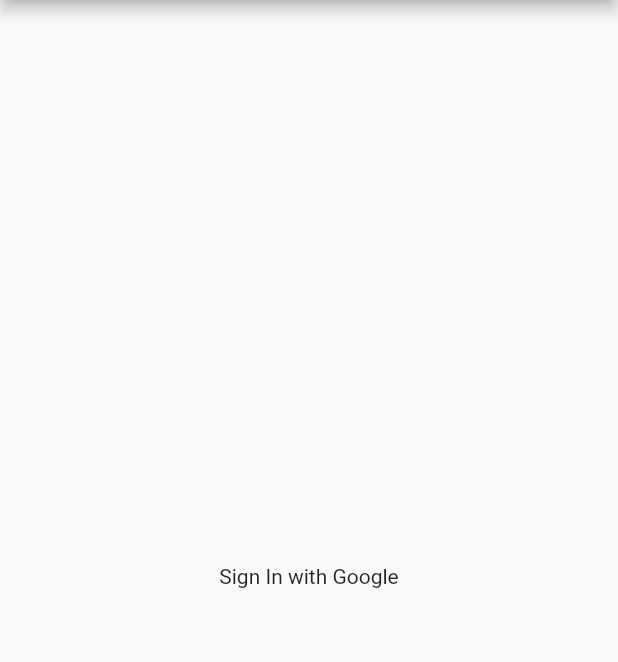
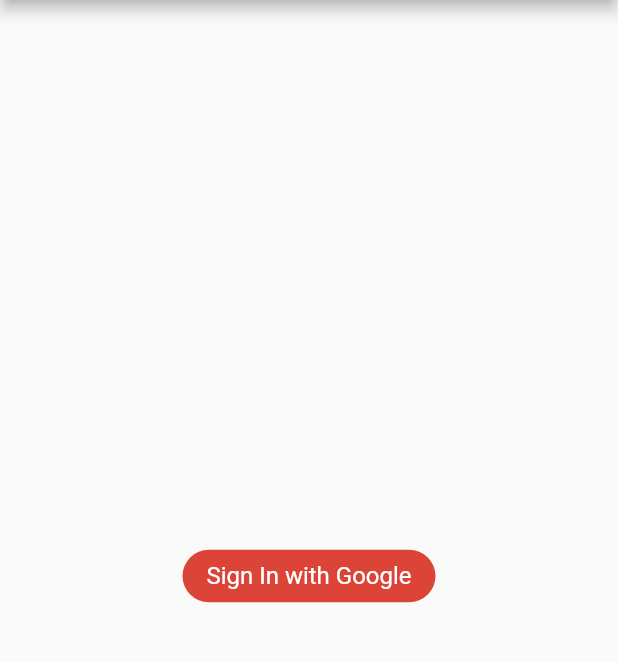
Before and after one commit to vickysingh07/messenger_app, a Flutter app: the screen it shows after launch, on a phone screen of 412 x 824 dp, the part 84-746 px from its top. Run offline on Flutter 3.47's test engine with Material 2 defaults, Android fonts, the phone set to English and light mode, and no system bars; our stand-ins replace cloud_firestore, firebase_auth, firebase_core, google_sign_in, shared_preferences; accounts and stored records are empty.

Commit message:
fourth Commit

```diff
--- a/lib/main.dart
+++ b/lib/main.dart
@@ -1,5 +1,7 @@
 import 'package:firebase_core/firebase_core.dart';
 import 'package:flutter/material.dart';
+import 'package:messenger_app/services/auth.dart';
+import 'package:messenger_app/views/home.dart';
 import 'package:messenger_app/views/signin.dart';
 import 'package:flutter/widgets.dart';
 
@@ -20,7 +22,16 @@ class MyApp extends StatelessWidget {
       theme: ThemeData(
         primarySwatch: Colors.blue,
       ),
-      home: const SignIn(),
+      home: FutureBuilder(
+        future: AuthMethods().getCurrentUser(),
+        builder: (context, AsyncSnapshot<dynamic> snapshot){
+          if(snapshot.hasData){
+            return const Home();
+          }else {
+            return const SignIn();
+          }
+        },
+      ),
     );
   }
 }
--- a/lib/views/signin.dart
+++ b/lib/views/signin.dart
@@ -1,4 +1,5 @@
 import 'package:flutter/material.dart';
+import 'package:messenger_app/services/auth.dart';
 
 class SignIn extends StatefulWidget {
   const SignIn({Key? key}) : super(key: key);
@@ -17,8 +18,21 @@ class _SignInState extends State<SignIn> {
       // ignore: avoid_unnecessary_containers
       body: Center(
         // ignore: avoid_unnecessary_containers
-        child: Container(
-          child: const Text("Sign In with Google"),
+        child: GestureDetector(
+          onTap: (){
+            AuthMethods().signInWithGoogle(context);
+          },
+          child: Container(
+            decoration: BoxDecoration(
+              borderRadius: BorderRadius.circular(24),
+              color: Color(0xffDB4437),
+            ),
+            padding: EdgeInsets.symmetric(horizontal: 16, vertical: 8),
+            child: const Text("Sign In with Google", style: TextStyle(
+              fontSize: 16,
+              color: Colors.white
+            ),),
+          ),
         ),
       ),
     );
```
Also changed, not shown: lib/views/home.dart (+14 -0 lines), lib/services/tempCodeRunnerFile.dart (deleted), 1 other file.
